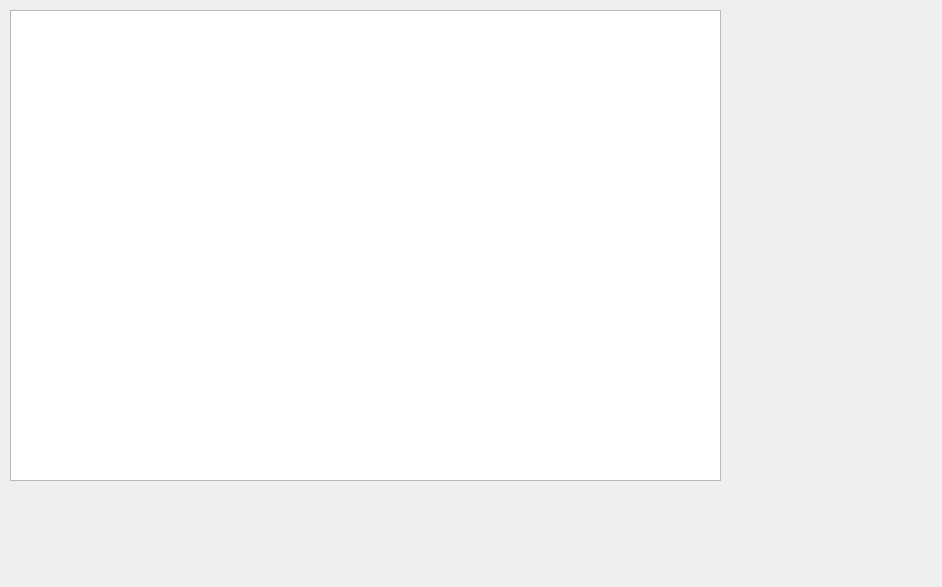
Old version of the form MainWindow.ui in the repository x64dbg/QtGraph.
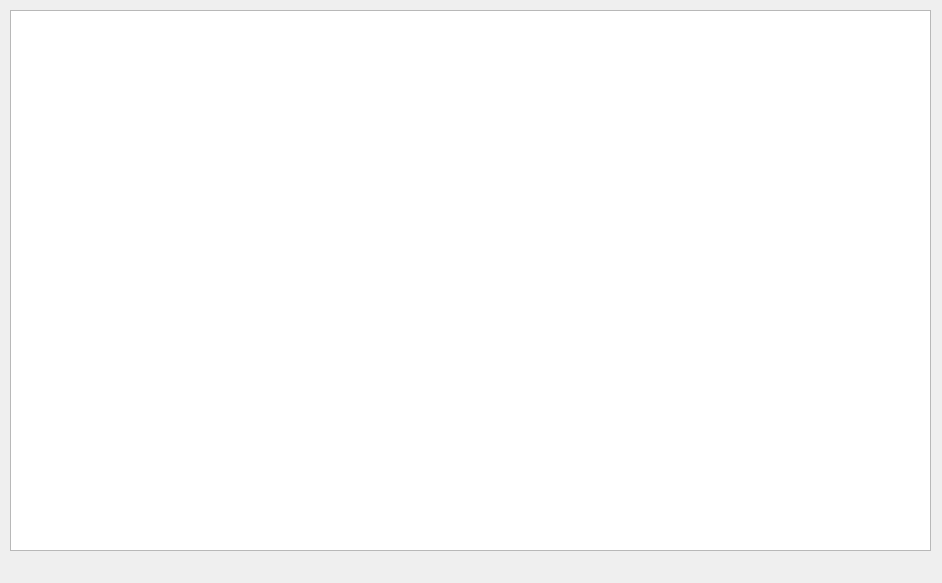
New version of the form.

Diff of the .ui file:
```diff
--- a/MainWindow.ui
+++ b/MainWindow.ui
@@ -7,7 +7,7 @@
     <x>0</x>
     <y>0</y>
     <width>942</width>
-    <height>587</height>
+    <height>583</height>
    </rect>
   </property>
   <property name="windowTitle">
@@ -19,8 +19,8 @@
      <rect>
       <x>10</x>
       <y>10</y>
-      <width>711</width>
-      <height>471</height>
+      <width>921</width>
+      <height>541</height>
      </rect>
     </property>
    </widget>
```
